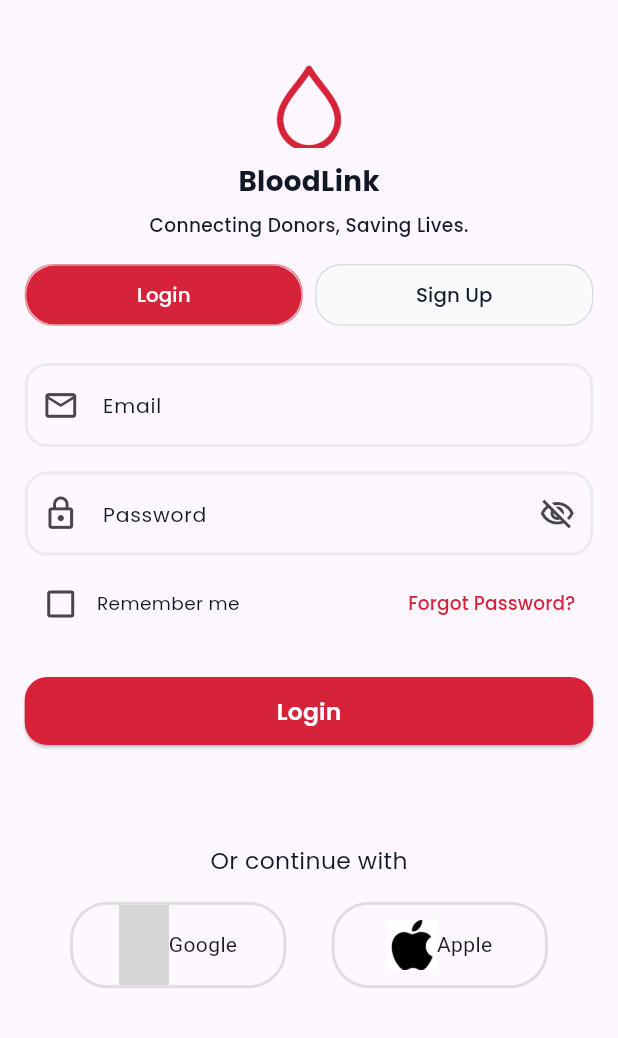
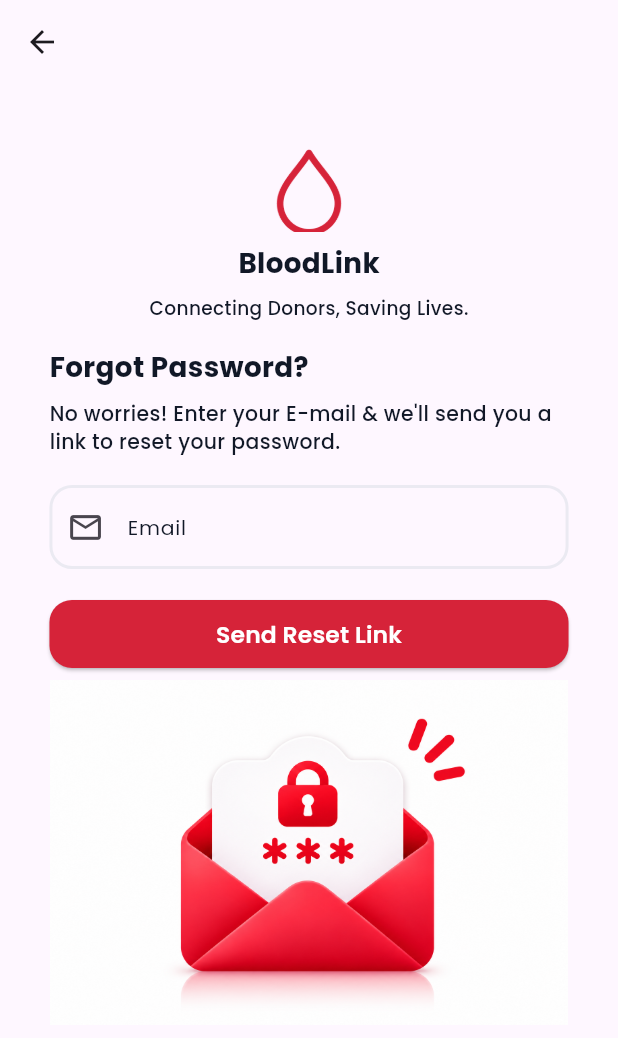
Before and after one commit to hafizsyedmudassirqadri/bloodlink_app, a Flutter app: the screen it shows after launch, after a tap on "Forgot Password?", on a phone screen of 412 x 824 dp. Shown: the top 1038 px of the screen. Run offline on Flutter 3.47's test engine with Material 3 defaults, Android fonts, the phone set to English and light mode, and no system bars; our stand-ins replace google_fonts; grey boxes are pictures that could not be loaded.

Commit message:
complete Ui signupm login, forgot

```diff
--- /dev/null
+++ b/lib/view/forgot_screen.dart
@@ -0,0 +1,155 @@
+import 'package:bloodlink_app/constants/app_colors.dart';
+import 'package:flutter/material.dart';
+import 'package:google_fonts/google_fonts.dart';
+
+class ForgotScreenUi extends StatefulWidget {
+  const new({super.key});
+
+  @override
+  State<ForgotScreenUi> createState() => _ForgotScreenUiState();
+}
+
+class _ForgotScreenUiState extends State<ForgotScreenUi> {
+  @override
+  Widget build(BuildContext context) {
+    final screenH = MediaQuery.of(context).size.height;
+    final screenW = MediaQuery.of(context).size.width;
+    return Scaffold(
+      appBar: AppBar(
+        leading: IconButton(
+          onPressed: () {
+            Navigator.pop(context);
+          },
+          icon: Icon(Icons.arrow_back),
+        ),
+      ),
+      body: Padding(
+        padding: EdgeInsets.symmetric(
+          horizontal: screenW * 0.08,
+          vertical: screenH * 0.05,
+        ),
+        child: Column(
+          crossAxisAlignment: CrossAxisAlignment.start,
+
+          children: [
+            // Logo and Tagline Section
+            SizedBox(
+              width: double.infinity,
+              child: Column(
+                mainAxisAlignment: MainAxisAlignment.start,
+                crossAxisAlignment: CrossAxisAlignment.center,
+                children: [
+                  Image(
+                    image: const AssetImage("assets/Au&OnIcon/drop.png"),
+                    height: screenH * 0.07,
+                    width: screenH * 0.07,
+                  ),
+                  SizedBox(height: screenH * 0.009),
+                  Text(
+                    "BloodLink",
+                    style: GoogleFonts.poppins(
+                      fontSize: screenW * 0.045,
+                      fontWeight: FontWeight.bold,
+                      color: AppColors.lightThPrimaryTxt,
+                    ),
+                  ),
+                  SizedBox(height: screenH * 0.009),
+                  Text(
+                    "Connecting Donors, Saving Lives.",
+                    style: GoogleFonts.poppins(
+                      fontSize: screenW * 0.030,
+                      fontWeight: FontWeight.w500,
+                      color: AppColors.lightThPrimaryTxt,
+                    ),
+                  ),
+                ],
+              ),
+            ),
+            SizedBox(height: screenH * 0.02),
+
+            Text(
+              "Forgot Password?",
+              style: GoogleFonts.poppins(
+                fontSize: screenW * 0.045,
+                fontWeight: FontWeight.bold,
+                color: AppColors.lightThPrimaryTxt,
+              ),
+            ),
+            SizedBox(height: screenH * 0.01),
+
+            Text(
+              "No worries! Enter your E-mail & we'll send you a link to reset your password.",
+              style: GoogleFonts.poppins(
+                fontSize: screenW * 0.033,
+                fontWeight: FontWeight.w500,
+                color: AppColors.lightThPrimaryTxt,
+              ),
+            ),
+            SizedBox(height: screenH * 0.023),
+
+            TextField(
+              textInputAction: TextInputAction.next,
+              keyboardType: TextInputType.emailAddress,
+              decoration: InputDecoration(
+                prefixIcon: Icon(Icons.email_outlined, size: screenW * 0.06),
+                hintText: "Email",
+                hintStyle: GoogleFonts.poppins(
+                  color: AppColors.lightThPrimaryTxt,
+                  fontSize: screenW * 0.033,
+                ),
+                enabledBorder: OutlineInputBorder(
+                  borderSide: BorderSide(
+                    color: AppColors.silverBorder.withValues(alpha: 0.5),
+                    width: 2.0,
+                  ),
+                  borderRadius: BorderRadius.circular(15.0),
+                ),
+                focusedBorder: OutlineInputBorder(
+                  borderSide: BorderSide(
+                    color: AppColors.silverBorder,
+                    width: 2.0,
+                  ),
+                  borderRadius: BorderRadius.circular(15.0),
+                ),
+              ),
+            ),
+            SizedBox(height: screenH * 0.025),
+
+            // Main Submit Button
+            SizedBox(
+              width: double.infinity,
+              height: screenH * 0.055,
+              child: ElevatedButton(
+                style: ElevatedButton.styleFrom(
+                  backgroundColor: const Color(0xFFD62339),
+                  shape: RoundedRectangleBorder(
+                    borderRadius: BorderRadius.circular(15.0),
+                  ),
+                ),
+                onPressed: () {},
+                child: Text(
+                  "Send Reset Link",
+                  style: GoogleFonts.poppins(
+                    fontSize: screenW * 0.038,
+                    fontWeight: FontWeight.w600,
+                    color: AppColors.darkThPrimaryTxt,
+                  ),
+                ),
+              ),
+            ),
+            SizedBox(height: screenH * 0.01),
+            SizedBox(
+              width: double.infinity,
+              child: Image.asset(
+                'assets/Au&OnIcon/secureforg.png',
+                width: 230,
+                height: 230,
+                fit: BoxFit.contain,
+              ),
+            ),
+          ],
+        ),
+      ),
+    );
+  }
+}
--- a/lib/view/login_screen.dart
+++ b/lib/view/login_screen.dart
@@ -1,4 +1,5 @@
 import 'package:bloodlink_app/constants/app_colors.dart';
+import 'package:bloodlink_app/view/forgot_screen.dart';
 import 'package:bloodlink_app/view/signup_screen.dart';
 import 'package:flutter/material.dart';
 import 'package:google_fonts/google_fonts.dart';
@@ -40,7 +41,7 @@ class _LoginScreenUiState extends State<LoginScreenUi> {
                       height: screenH * 0.07,
                       width: screenH * 0.07,
                     ),
-                    SizedBox(height: screenH * 0.010),
+                    SizedBox(height: screenH * 0.009),
                     Text(
                       "BloodLink",
                       style: GoogleFonts.poppins(
@@ -209,6 +210,7 @@ class _LoginScreenUiState extends State<LoginScreenUi> {
                   Row(
                     children: [
                       Checkbox(
+                        shape: CircleBorder(),
                         value: isChecked,
                         activeColor: const Color(0xFFD62339),
                         onChanged: (bool? newValue) {
@@ -227,7 +229,12 @@ class _LoginScreenUiState extends State<LoginScreenUi> {
                     ],
                   ),
                   TextButton(
-                    onPressed: () {},
+                    onPressed: () {
+                      var route = MaterialPageRoute(
+                        builder: (context) => ForgotScreenUi(),
+                      );
+                      Navigator.push(context, route);
+                    },
                     child: Text(
                       "Forgot Password?",
                       style: GoogleFonts.poppins(
@@ -240,7 +247,6 @@ class _LoginScreenUiState extends State<LoginScreenUi> {
                 ],
               ),
               SizedBox(height: screenH * 0.03),
-
               // Main Submit Button
               SizedBox(
                 width: double.infinity,
@@ -282,7 +288,8 @@ class _LoginScreenUiState extends State<LoginScreenUi> {
                     mainAxisAlignment: MainAxisAlignment.spaceEvenly,
 
                     children: [
-                      Container(
+                      Expanded(
+                        child: Container(
                           height: screenH * 0.07,
                           width: screenW * 0.35,
                           decoration: BoxDecoration(
@@ -296,16 +303,20 @@ class _LoginScreenUiState extends State<LoginScreenUi> {
                             mainAxisAlignment: MainAxisAlignment.center,
                             children: [
                               Image(
-                              image: AssetImage("assets/Au&OnIcon/google.jfif"),
-                              height: screenH * 0.08,
-                              width: screenW * 0.08,
+                                image: AssetImage(
+                                  "assets/Au&OnIcon/google.png",
+                                ),
+                                height: screenH * 0.13,
+                                width: screenW * 0.13,
                               ),
                               Text("Google"),
                             ],
                           ),
                         ),
-                      // SizedBox(height: screenW * 0.03),
-                      Container(
+                      ),
+                      SizedBox(width: screenW * 0.03),
+                      Expanded(
+                        child: Container(
                           height: screenH * 0.07,
                           width: screenW * 0.35,
                           decoration: BoxDecoration(
@@ -321,11 +332,12 @@ class _LoginScreenUiState extends State<LoginScreenUi> {
                             children: [
                               Image(
                                 image: AssetImage("assets/Au&OnIcon/apple.png"),
-                              height: screenH * 0.08,
-                              width: screenW * 0.08,
+                                height: screenH * 0.13,
+                                width: screenW * 0.13,
                               ),
                               Text("Apple"),
                             ],
+                          ),
                         ),
                       ),
                     ],
--- a/lib/view/signup_screen.dart
+++ b/lib/view/signup_screen.dart
@@ -1,4 +1,5 @@
 import 'package:bloodlink_app/constants/app_colors.dart';
+import 'package:bloodlink_app/view/forgot_screen.dart';
 import 'package:bloodlink_app/view/login_screen.dart';
 import 'package:flutter/material.dart';
 import 'package:google_fonts/google_fonts.dart';
@@ -40,9 +41,9 @@ class _SignupScreenUiState extends State<SignupScreenUi> {
                       height: screenH * 0.07,
                       width: screenH * 0.07,
                     ),
-                    SizedBox(height: screenH * 0.010),
+                    SizedBox(height: screenH * 0.009),
                     Text(
-                      "BloodLink",
+                      "Create Account",
                       style: GoogleFonts.poppins(
                         fontSize: screenW * 0.045,
                         fontWeight: FontWeight.bold,
@@ -51,7 +52,7 @@ class _SignupScreenUiState extends State<SignupScreenUi> {
                     ),
                     SizedBox(height: screenH * 0.009),
                     Text(
-                      "Connecting Donors, Saving Lives.",
+                      "Join BloodLink and be a part of a life-saving community.",
                       style: GoogleFonts.poppins(
                         fontSize: screenW * 0.030,
                         fontWeight: FontWeight.w500,
@@ -275,6 +276,7 @@ class _SignupScreenUiState extends State<SignupScreenUi> {
                   Row(
                     children: [
                       Checkbox(
+                        shape: CircleBorder(),
                         value: isChecked,
                         activeColor: const Color(0xFFD62339),
                         onChanged: (bool? newValue) {
@@ -293,7 +295,13 @@ class _SignupScreenUiState extends State<SignupScreenUi> {
                     ],
                   ),
                   TextButton(
-                    onPressed: () {},
+                    onPressed: () {
+                      var route = MaterialPageRoute(
+                        builder: (context) => ForgotScreenUi(),
+                      );
+
+                      Navigator.push(context, route);
+                    },
                     child: Text(
                       "Forgot Password?",
                       style: GoogleFonts.poppins(
@@ -320,7 +328,7 @@ class _SignupScreenUiState extends State<SignupScreenUi> {
                   ),
                   onPressed: () {},
                   child: Text(
-                    "Login",
+                    "Create an account",
                     style: GoogleFonts.poppins(
                       fontSize: screenW * 0.038,
                       fontWeight: FontWeight.w600,
@@ -348,7 +356,8 @@ class _SignupScreenUiState extends State<SignupScreenUi> {
                     mainAxisAlignment: MainAxisAlignment.spaceEvenly,
 
                     children: [
-                      Container(
+                      Expanded(
+                        child: Container(
                           height: screenH * 0.07,
                           width: screenW * 0.35,
                           decoration: BoxDecoration(
@@ -362,16 +371,20 @@ class _SignupScreenUiState extends State<SignupScreenUi> {
                             mainAxisAlignment: MainAxisAlignment.center,
                             children: [
                               Image(
-                              image: AssetImage("assets/Au&OnIcon/google.jfif"),
-                              height: screenH * 0.08,
-                              width: screenW * 0.08,
+                                image: AssetImage(
+                                  "assets/Au&OnIcon/google.png",
+                                ),
+                                height: screenH * 0.13,
+                                width: screenW * 0.13,
                               ),
                               Text("Google"),
                             ],
                           ),
                         ),
-                      // SizedBox(height: screenW * 0.03),
-                      Container(
+                      ),
+                      SizedBox(width: screenW * 0.03),
+                      Expanded(
+                        child: Container(
                           height: screenH * 0.07,
                           width: screenW * 0.35,
                           decoration: BoxDecoration(
@@ -387,11 +400,12 @@ class _SignupScreenUiState extends State<SignupScreenUi> {
                             children: [
                               Image(
                                 image: AssetImage("assets/Au&OnIcon/apple.png"),
-                              height: screenH * 0.08,
-                              width: screenW * 0.08,
+                                height: screenH * 0.13,
+                                width: screenW * 0.13,
                               ),
                               Text("Apple"),
                             ],
+                          ),
                         ),
                       ),
                     ],
```
Also changed, not shown: assets/Au&OnIcon/apple.png, assets/Au&OnIcon/google.png (added), assets/Au&OnIcon/secureforg.png (added), 1 other file. Lines whose indentation alone changed are shown as unchanged.
